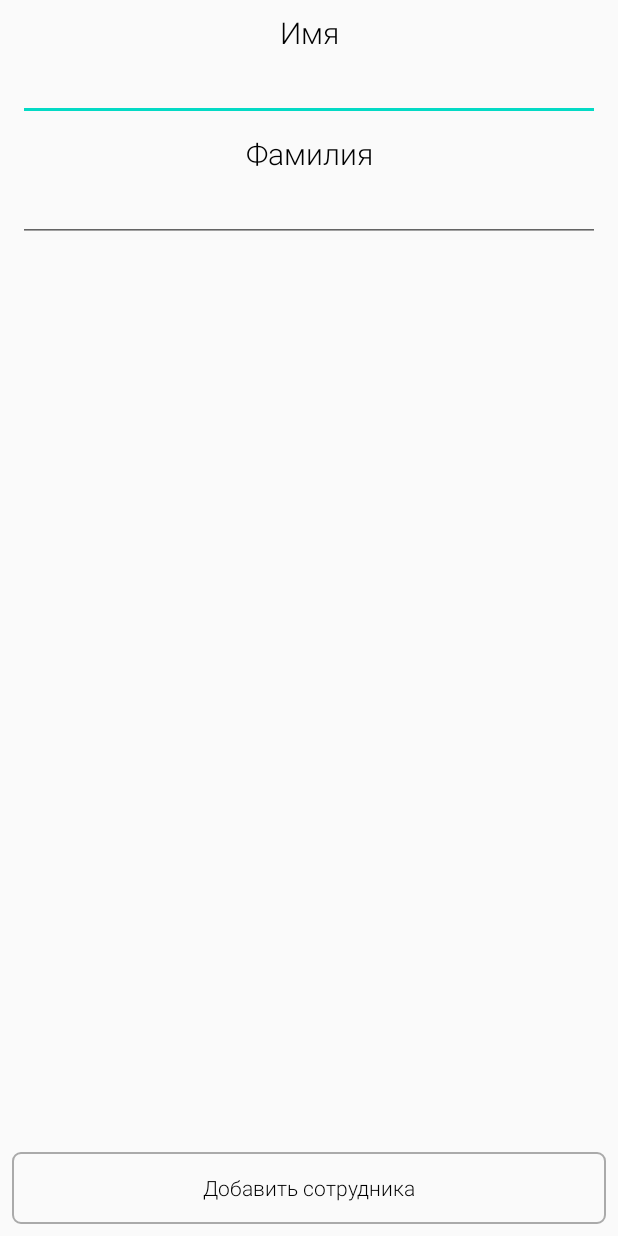
After one commit to Folvey/Employees, an Android app: the AddEmployeeActivity screen opened directly, with no data from a screen before it, on a phone screen of 412 x 824 dp. The commit adds this screen. Run offline under Robolectric (Android 15) with nearby library versions, the phone set to English and light mode, and no system bars.

Commit message:
some work done, insert activity to DB added

```diff
--- a/app/build.gradle
+++ b/app/build.gradle
@@ -54,4 +54,5 @@ dependencies {
     annotationProcessor "androidx.room:room-compiler:$room_version"
     // optional - RxJava support for Room
     implementation "androidx.room:room-rxjava2:$room_version"
+    implementation 'com.google.android.material:material:1.1.0'
 }
--- a/app/src/main/AndroidManifest.xml
+++ b/app/src/main/AndroidManifest.xml
@@ -1,7 +1,9 @@
 <?xml version="1.0" encoding="utf-8"?>
 <manifest xmlns:android="http://schemas.android.com/apk/res/android"
     package="com.example.employees">
-    <uses-permission android:name="android.permission.INTERNET"/>
+
+    <uses-permission android:name="android.permission.INTERNET" />
+
     <application
         android:allowBackup="true"
         android:icon="@mipmap/ic_launcher"
@@ -10,7 +12,7 @@
         android:supportsRtl="true"
         android:theme="@style/AppTheme"
         android:usesCleartextTraffic="true">
-
+        <activity android:name=".AddEmployeeActivity"></activity>
         <activity android:name=".MainActivity">
             <intent-filter>
                 <action android:name="android.intent.action.MAIN" />
--- /dev/null
+++ b/app/src/main/java/com/example/employees/AddEmployeeActivity.java
@@ -0,0 +1,61 @@
+package com.example.employees;
+
+import androidx.appcompat.app.AppCompatActivity;
+
+import android.content.Intent;
+import android.os.AsyncTask;
+import android.os.Bundle;
+import android.util.Log;
+import android.view.View;
+import android.widget.EditText;
+
+import com.example.employees.api.ApiFactory;
+import com.example.employees.api.ApiService;
+import com.example.employees.data.AppDatabase;
+import com.example.employees.pojo.Employee;
+
+import java.util.List;
+
+public class AddEmployeeActivity extends AppCompatActivity {
+
+    private static AppDatabase appDatabase;
+
+    EditText editTextName;
+    EditText editTextLastName;
+
+    @Override
+    protected void onCreate(Bundle savedInstanceState) {
+        super.onCreate(savedInstanceState);
+        setContentView(R.layout.activity_add_employee);
+        init();
+    }
+
+    private void init() {
+        editTextName = findViewById(R.id.editTextName);
+        editTextLastName = findViewById(R.id.editTextLastName);
+
+    }
+    public void onClickAddEmployee(View view) {
+        String name = editTextName.getText().toString();
+        String lastName = editTextLastName.getText().toString();
+        Employee employee = new Employee(name, lastName, "1", "1");
+
+        appDatabase = AppDatabase.getInstance(this);
+        Log.d("dbg", "before task");
+        new InsertEmployeeTask().execute(employee);
+        Intent intent = new Intent(this, MainActivity.class);
+        startActivity(intent);
+    }
+
+    private static class InsertEmployeeTask extends AsyncTask<Employee, Void, Void> {
+        @Override
+        protected Void doInBackground(Employee... employees) {
+            Log.d("dbg", "task started");
+            if (employees != null) {
+                appDatabase.employeeDao().insertEmployee(employees[0]);
+            }
+            Log.d("dbg", "task is over");
+            return null;
+        }
+    }
+}
--- a/app/src/main/java/com/example/employees/data/AppDatabase.java
+++ b/app/src/main/java/com/example/employees/data/AppDatabase.java
@@ -8,10 +8,10 @@ import androidx.room.RoomDatabase;
 
 import com.example.employees.pojo.Employee;
 
-@Database(entities = {Employee.class}, version = 1, exportSchema = false)
+@Database(entities = {Employee.class}, version = 3, exportSchema = false)
 public abstract class AppDatabase extends RoomDatabase{
 
-    private static final String DB_NAME = "employees.db";
+    public static final String DB_NAME = "employees.db";
     private static AppDatabase database;
 
     private static final Object LOCK = new Object();
@@ -19,7 +19,7 @@ public abstract class AppDatabase extends RoomDatabase{
     public static AppDatabase getInstance(Context context) {
         synchronized (LOCK) {
             if (database == null) {
-                database = Room.databaseBuilder(context, AppDatabase.class, DB_NAME).build();
+                database = Room.databaseBuilder(context, AppDatabase.class, DB_NAME).fallbackToDestructiveMigration().build();
             }
             return database;
         }
--- a/app/src/main/java/com/example/employees/data/EmployeeDao.java
+++ b/app/src/main/java/com/example/employees/data/EmployeeDao.java
@@ -12,12 +12,18 @@ import java.util.List;
 
 @Dao
 public interface EmployeeDao {
+    static final String DB_NAME = "employees.db";
+
     @Query("SELECT * FROM employees")
     LiveData<List<Employee>> getAllEmployees();
 
     @Insert(onConflict = OnConflictStrategy.REPLACE)
     void insertEmployees(List<Employee> employees);
 
+    @Insert
+    void insertEmployee(Employee employee);
+
     @Query("DELETE FROM employees")
     void deleteAllEmployees();
+
 }
--- /dev/null
+++ b/app/src/main/res/drawable/button_default.xml
@@ -0,0 +1,5 @@
+<?xml version="1.0" encoding="utf-8"?>
+<shape xmlns:android="http://schemas.android.com/apk/res/android">
+    <stroke android:color="@android:color/darker_gray" android:width="1dp"/>
+    <corners android:radius="5dp"/>
+</shape>
--- /dev/null
+++ b/app/src/main/res/layout/activity_add_employee.xml
@@ -0,0 +1,73 @@
+<?xml version="1.0" encoding="utf-8"?>
+<androidx.constraintlayout.widget.ConstraintLayout xmlns:android="http://schemas.android.com/apk/res/android"
+    xmlns:app="http://schemas.android.com/apk/res-auto"
+    xmlns:tools="http://schemas.android.com/tools"
+    android:layout_width="match_parent"
+    android:layout_height="match_parent"
+    tools:context=".AddEmployeeActivity">
+
+    <TextView
+        android:id="@+id/textViewNameTitle"
+        android:layout_width="0dp"
+        android:layout_height="wrap_content"
+        android:layout_marginTop="8dp"
+        android:layout_marginBottom="4dp"
+        android:text="@string/name"
+        android:textSize="20sp"
+        android:textAlignment="center"
+        app:layout_constraintEnd_toEndOf="parent"
+        app:layout_constraintStart_toStartOf="parent"
+        app:layout_constraintTop_toTopOf="parent" />
+
+    <TextView
+        android:id="@+id/textViewLastNameTitle"
+        android:layout_width="0dp"
+        android:layout_height="wrap_content"
+        android:layout_marginTop="8dp"
+        android:layout_marginBottom="4dp"
+        android:text="@string/last_name"
+        android:textSize="20sp"
+        android:textAlignment="center"
+        app:layout_constraintEnd_toEndOf="parent"
+        app:layout_constraintStart_toStartOf="parent"
+        app:layout_constraintTop_toBottomOf="@id/editTextName" />
+
+    <EditText
+        android:id="@+id/editTextName"
+        android:layout_width="0dp"
+        android:layout_height="wrap_content"
+        android:layout_marginStart="12dp"
+        android:layout_marginEnd="12dp"
+        android:ems="10"
+        android:inputType="textPersonName"
+        app:layout_constraintEnd_toEndOf="parent"
+        app:layout_constraintStart_toStartOf="parent"
+        app:layout_constraintTop_toBottomOf="@+id/textViewNameTitle" />
+
+
+    <EditText
+        android:id="@+id/editTextLastName"
+        android:layout_width="0dp"
+        android:layout_height="wrap_content"
+        android:layout_marginStart="12dp"
+        android:layout_marginEnd="12dp"
+        android:ems="10"
+        android:inputType="textPersonName"
+        app:layout_constraintEnd_toEndOf="parent"
+        app:layout_constraintStart_toStartOf="parent"
+        app:layout_constraintTop_toBottomOf="@+id/textViewLastNameTitle" />
+
+    <Button
+        android:id="@+id/buttonAddEmployee"
+        android:layout_width="0dp"
+        android:layout_height="wrap_content"
+        android:layout_margin="8dp"
+        android:background="@drawable/button_default"
+        android:onClick="onClickAddEmployee"
+        android:text="@string/insert_employee"
+        android:textColor="@android:color/black"
+        android:textSize="14sp"
+        app:layout_constraintBottom_toBottomOf="parent"
+        app:layout_constraintEnd_toEndOf="parent"
+        app:layout_constraintStart_toStartOf="parent" />
+</androidx.constraintlayout.widget.ConstraintLayout>
--- a/app/src/main/res/layout/employee_item.xml
+++ b/app/src/main/res/layout/employee_item.xml
@@ -32,6 +32,7 @@
             android:id="@+id/textViewName"
             android:layout_width="wrap_content"
             android:layout_height="wrap_content"
+            android:layout_marginStart="4dp"
             app:layout_constraintStart_toEndOf="@+id/textViewLabelName"
             app:layout_constraintTop_toTopOf="parent" />
 
@@ -39,6 +40,7 @@
             android:id="@+id/textViewLastName"
             android:layout_width="wrap_content"
             android:layout_height="wrap_content"
+            android:layout_marginStart="4dp"
             app:layout_constraintStart_toEndOf="@+id/textViewLabelLastName"
             app:layout_constraintTop_toBottomOf="@+id/textViewName" />
     </androidx.constraintlayout.widget.ConstraintLayout>
--- a/app/src/main/res/values/strings.xml
+++ b/app/src/main/res/values/strings.xml
@@ -1,5 +1,9 @@
 <resources>
     <string name="app_name">Employees</string>
-    <string name="label_name">Имя: </string>
-    <string name="label_last_name">Фамилия: </string>
+    <string name="label_name">Имя:</string>
+    <string name="label_last_name">Фамилия:</string>
+    <string name="name">Имя</string>
+    <string name="last_name">Фамилия</string>
+    <string name="insert_name">Введите имя</string>
+    <string name="insert_employee">Добавить сотрудника</string>
 </resources>
--- a/app/src/main/res/values/styles.xml
+++ b/app/src/main/res/values/styles.xml
@@ -1,11 +1,22 @@
 <resources>
 
     <!-- Base application theme. -->
-    <style name="AppTheme" parent="Theme.AppCompat.Light.DarkActionBar">
+    <style name="AppTheme" parent="Theme.AppCompat.Light.NoActionBar">
         <!-- Customize your theme here. -->
         <item name="colorPrimary">@color/colorPrimary</item>
         <item name="colorPrimaryDark">@color/colorPrimaryDark</item>
         <item name="colorAccent">@color/colorAccent</item>
+        <item name="android:textViewStyle">@style/LightTextViewStyle</item>
+        <item name="buttonStyle">@style/LightTextButtonStyle</item>
+    </style>
+
+    <style name="LightTextViewStyle" parent="android:Widget.TextView">
+        <item name="android:textColor">@android:color/black</item>
+        <item name="android:fontFamily">sans-serif-light</item>
+    </style>
+
+    <style name="LightTextButtonStyle" parent="android:Widget.Holo.Button">
+        <item name="android:fontFamily">sans-serif-light</item>
     </style>
 
 </resources>
```
Also changed, not shown: app/src/main/java/com/example/employees/MainActivity.java (+8 -1 lines), app/src/main/java/com/example/employees/pojo/Employee.java (+8 -0 lines), app/src/main/res/layout/activity_main.xml (+11 -0 lines), app/src/main/res/drawable/plus.png (added), app/src/main/res/drawable/plus_white.png (added).
